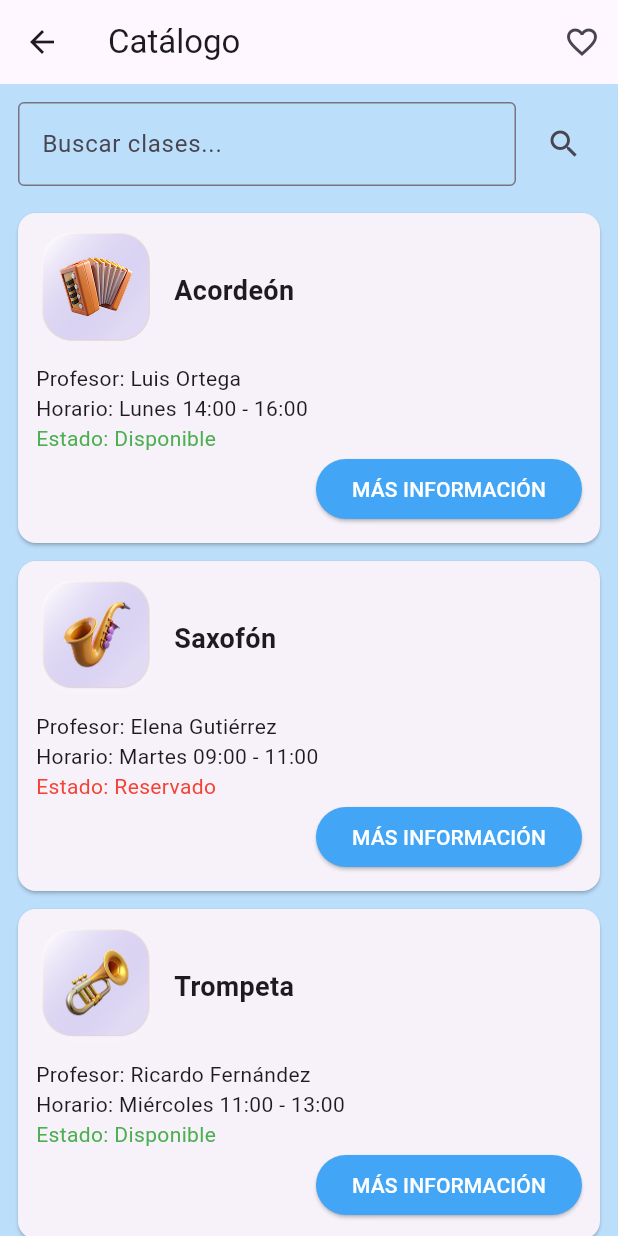
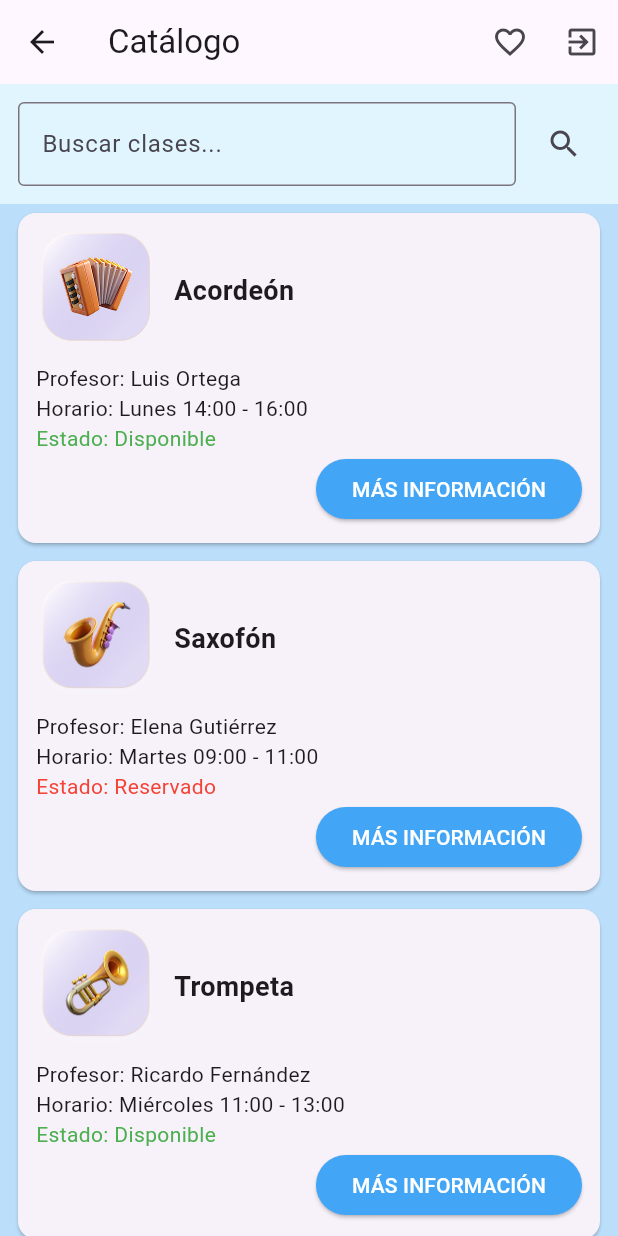
Before and after one commit to renehuanca/reserva_musica_flutter, a Flutter app: the CatalogoScreen screen opened directly, on a phone screen of 412 x 824 dp. Run offline on Flutter 3.47's test engine with Material 3 defaults, Android fonts, the light colour scheme and no system bars.

Commit message:
✨ feat: add navigation to confirmation screen in detalle_screen and improve catalogo_screen layout

```diff
--- a/lib/screens/catalogo_screen.dart
+++ b/lib/screens/catalogo_screen.dart
@@ -1,4 +1,5 @@
 import 'package:flutter/material.dart';
+import 'package:reserva_musica_flutter/pantalla_bienvenida.dart';
 import 'package:reserva_musica_flutter/screens/detalle_screen.dart';
 
 class CatalogoScreen extends StatefulWidget {
@@ -128,14 +129,22 @@ class _CatalogoScreenState extends State<CatalogoScreen> {
             icon: Icon(Icons.favorite_border),
             tooltip: 'Clases Favoritas',
             onPressed: () {
-              // Navigator.pushNamed(context, FavoritosScreen.routeName);
+              // navegar hasta la venta de clases favoritas
+            },
+          ),IconButton(
+            icon: Icon(Icons.exit_to_app),
+            tooltip: 'Cerrar sesión',
+            onPressed: () {
+              Navigator.pushNamedAndRemoveUntil(context, '/', (route) => false);
             },
           ),
         ],
       ),
       body: Column(
         children: [
-          Padding(
+          Container(
+            color: Colors.lightBlue[50],
+            child: Padding(
               padding: const EdgeInsets.all(12),
               child: Row(
                 children: [
@@ -152,6 +161,7 @@ class _CatalogoScreenState extends State<CatalogoScreen> {
                   const SizedBox(width: 8),
                   IconButton(icon: Icon(Icons.search), onPressed: () {}),
                 ],
+              ),
             ),
           ),
           Expanded(
--- a/lib/screens/detalle_screen.dart
+++ b/lib/screens/detalle_screen.dart
@@ -62,6 +62,7 @@ class _DetalleScreenState extends State<DetalleScreen> {
                     ),
                     onPressed: () {
                       setState(() {
+                        // navigate to confirmation screen
                         isReserved = !isReserved;
                       });
                     },
```
Lines whose indentation alone changed are shown as unchanged.
